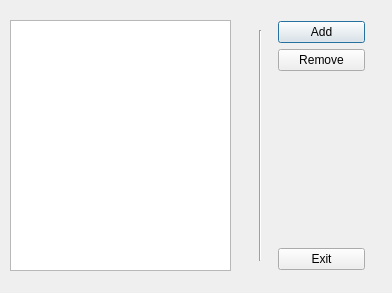
Above: feedio/UI/manageFeeds.ui from seejay/feedIO before the change. Below: the same form after it.
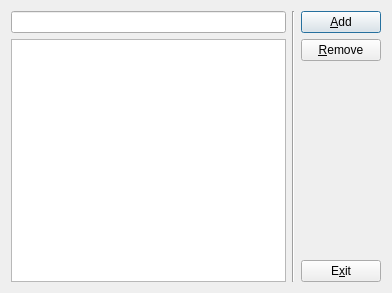
That is the form after the change. Icons and pictures are not drawn.

Commit message: Implemented add/remove functionality in the Manage Feeds dialog

```diff
--- a/feedio/UI/manageFeeds.ui
+++ b/feedio/UI/manageFeeds.ui
@@ -17,15 +17,16 @@
    <iconset resource="feedIOicons.qrc">
     <normaloff>:/images/feedIO.png</normaloff>:/images/feedIO.png</iconset>
   </property>
+  <layout class="QGridLayout" name="gridLayout">
+   <item row="0" column="0">
+    <layout class="QHBoxLayout" name="horizontalLayout">
+     <item>
+      <layout class="QVBoxLayout" name="verticalLayout_2">
+       <item>
+        <widget class="QLineEdit" name="urlLine"/>
+       </item>
+       <item>
   <widget class="QListWidget" name="feedList">
-   <property name="geometry">
-    <rect>
-     <x>10</x>
-     <y>20</y>
-     <width>221</width>
-     <height>251</height>
-    </rect>
-   </property>
    <property name="whatsThis">
     <string/>
    </property>
@@ -39,40 +40,29 @@
     <enum>QListView::Adjust</enum>
    </property>
   </widget>
+       </item>
+      </layout>
+     </item>
+     <item>
   <widget class="Line" name="line">
-   <property name="geometry">
-    <rect>
-     <x>250</x>
-     <y>30</y>
-     <width>20</width>
-     <height>231</height>
-    </rect>
-   </property>
    <property name="orientation">
     <enum>Qt::Vertical</enum>
    </property>
   </widget>
-  <widget class="QWidget" name="layoutWidget">
-   <property name="geometry">
-    <rect>
-     <x>278</x>
-     <y>21</y>
-     <width>87</width>
-     <height>249</height>
-    </rect>
-   </property>
+     </item>
+     <item>
    <layout class="QVBoxLayout" name="verticalLayout">
     <item>
      <widget class="QPushButton" name="btnAdd">
       <property name="text">
-       <string>Add</string>
+          <string>&amp;Add</string>
       </property>
      </widget>
     </item>
     <item>
      <widget class="QPushButton" name="btnRemove">
       <property name="text">
-       <string>Remove</string>
+          <string>&amp;Remove</string>
       </property>
      </widget>
     </item>
@@ -92,12 +82,15 @@
     <item>
      <widget class="QPushButton" name="btnExit">
       <property name="text">
-       <string>Exit</string>
+          <string>E&amp;xit</string>
       </property>
      </widget>
     </item>
    </layout>
-  </widget>
+     </item>
+    </layout>
+   </item>
+  </layout>
  </widget>
  <resources>
   <include location="feedIOicons.qrc"/>
```
Lines whose indentation alone changed are shown as unchanged. The commit also changes 2 other files.
